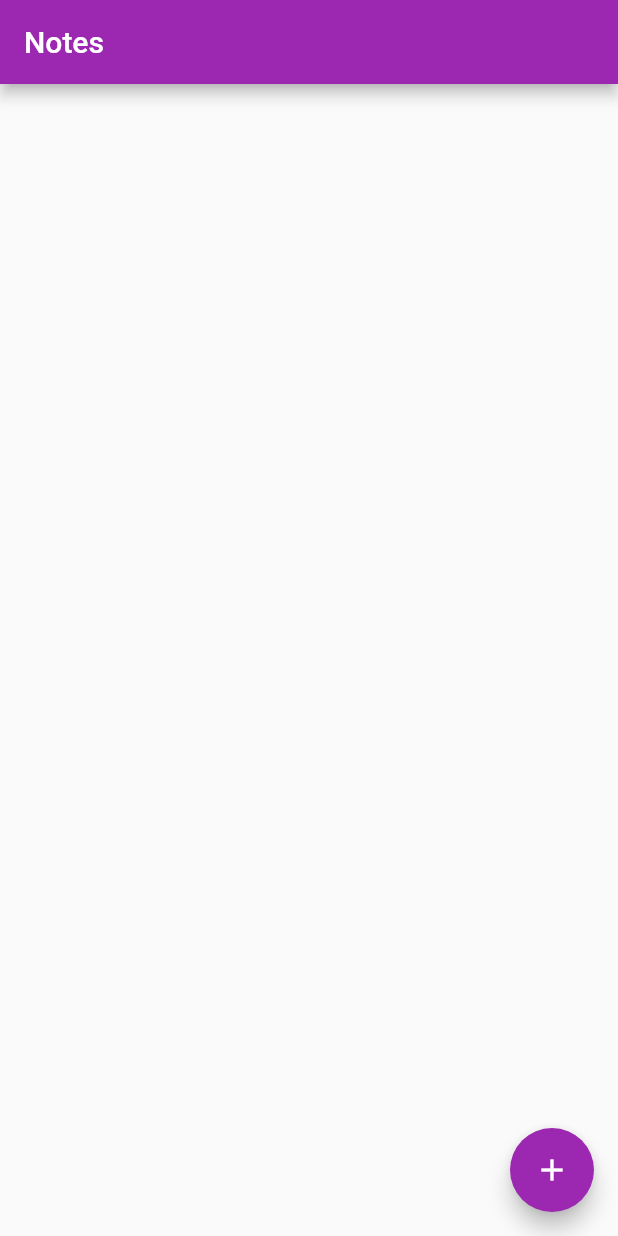
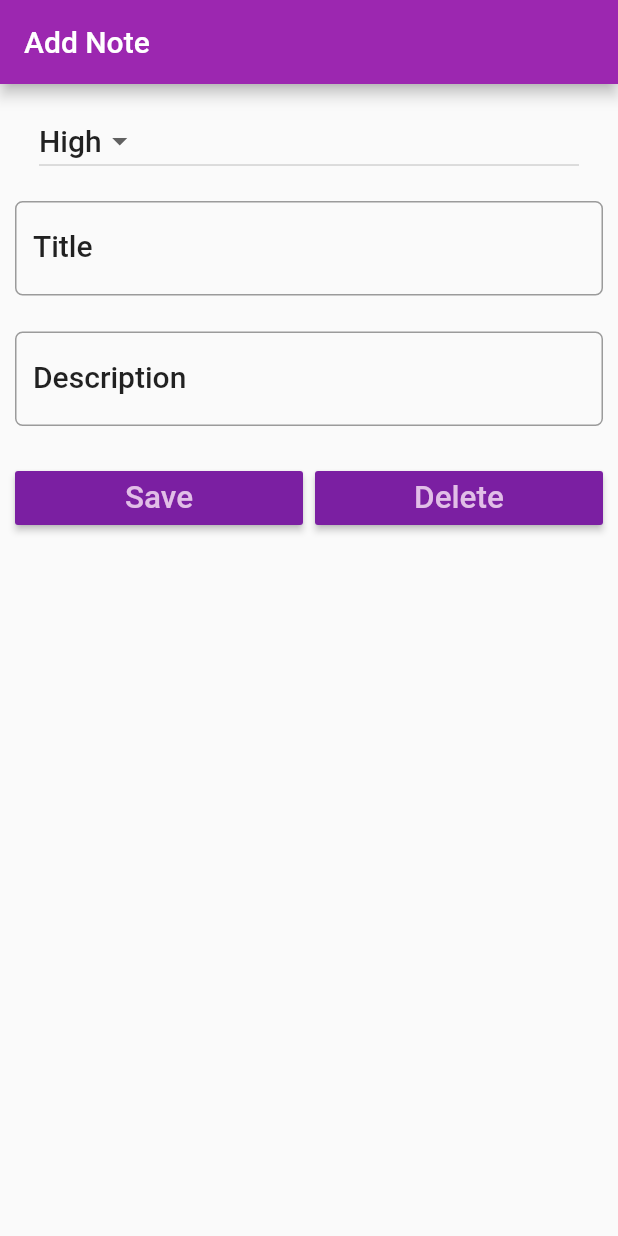
Before and after one commit to Bikashgc/note_app, a Flutter app: the screen it shows after launch, on a phone screen of 412 x 824 dp. Run offline on Flutter 3.47's test engine with Material 2 defaults, Android fonts, the phone set to English and light mode, and no system bars.

Commit message:
Completed UI of Add Note screen from where users can add or save notes.

```diff
--- a/lib/my_app.dart
+++ b/lib/my_app.dart
@@ -1,4 +1,5 @@
 import 'package:flutter/material.dart';
+import 'package:note_app/screens/add_note.dart';
 
 import 'screens/home_page.dart';
 
@@ -13,7 +14,7 @@ class MyApp extends StatelessWidget {
       theme: ThemeData(
         primarySwatch: Colors.purple,
       ),
-      home: HomePage(),
+      home: AddNote(),
     );
   }
 }
--- /dev/null
+++ b/lib/screens/add_note.dart
@@ -0,0 +1,128 @@
+import 'package:flutter/material.dart';
+
+class AddNote extends StatefulWidget {
+  const AddNote({super.key});
+
+  @override
+  State<AddNote> createState() => _AddNoteState();
+}
+
+class _AddNoteState extends State<AddNote> {
+  static var _priorities = ['High', 'Low'];
+
+  TextEditingController titleController = new TextEditingController();
+  TextEditingController descriptionController = new TextEditingController();
+  @override
+  Widget build(BuildContext context) {
+    TextStyle textStyle = Theme.of(context).textTheme.headline6!;
+    return Scaffold(
+      appBar: AppBar(
+        title: Text("Add Note"),
+      ),
+      body: Padding(
+        padding: EdgeInsets.only(top: 10.0, left: 10.0, right: 10.0),
+        child: ListView(
+          children: [
+            //Prority dropdown as first element in listview
+            ListTile(
+              title: DropdownButton(
+                items: _priorities.map((String dropDownStringItem) {
+                  return DropdownMenuItem<String>(
+                    value: dropDownStringItem,
+                    child: Text(dropDownStringItem),
+                  );
+                }).toList(),
+                style: textStyle,
+                value: 'High',
+                onChanged: (valueSelectedByUser) {
+                  setState(() {
+                    debugPrint('User selected $valueSelectedByUser');
+                  });
+                },
+              ),
+            ),
+
+            // title textfield of note as second element in listview
+            Padding(
+              padding: EdgeInsets.only(top: 12.0, bottom: 12.0),
+              child: TextField(
+                controller: titleController,
+                style: textStyle,
+                onChanged: (value) {
+                  debugPrint('Title of note is added in Title Text Field');
+                },
+                decoration: InputDecoration(
+                  labelText: 'Title',
+                  labelStyle: textStyle,
+                  border: OutlineInputBorder(
+                    borderRadius: BorderRadius.circular(5.0),
+                  ),
+                ),
+              ),
+            ),
+
+            // description textfield of note as third element in listview
+            Padding(
+              padding: EdgeInsets.only(top: 12.0, bottom: 12.0),
+              child: TextField(
+                controller: descriptionController,
+                style: textStyle,
+                onChanged: (value) {
+                  debugPrint(
+                      'Description of note is added in description Text Field');
+                },
+                decoration: InputDecoration(
+                  labelText: 'Description',
+                  labelStyle: textStyle,
+                  border: OutlineInputBorder(
+                    borderRadius: BorderRadius.circular(5.0),
+                  ),
+                ),
+              ),
+            ),
+
+            // Buttons to save note as fourth element in listview
+            Padding(
+              padding: EdgeInsets.only(bottom: 12.0, top: 12.0),
+              child: Row(
+                children: [
+                  Expanded(
+                    child: RaisedButton(
+                      color: Theme.of(context).primaryColorDark,
+                      textColor: Theme.of(context).primaryColorLight,
+                      child: Text(
+                        'Save',
+                        textScaleFactor: 1.5,
+                      ),
+                      onPressed: () {
+                        setState(() {
+                          debugPrint("Save button clicked");
+                        });
+                      },
+                    ),
+                  ),
+                  SizedBox(width: 8.0),
+                  Expanded(
+                    child: RaisedButton(
+                      color: Theme.of(context).primaryColorDark,
+                      textColor: Theme.of(context).primaryColorLight,
+                      child: Text(
+                        'Delete',
+                        textScaleFactor: 1.5,
+                      ),
+                      onPressed: () {
+                        setState(() {
+                          debugPrint("Delete button clicked");
+                        });
+                      },
+                    ),
+                  ),
+                ],
+              ),
+            ),
+          ],
+        ),
+      ),
+    );
+  }
+}
```
